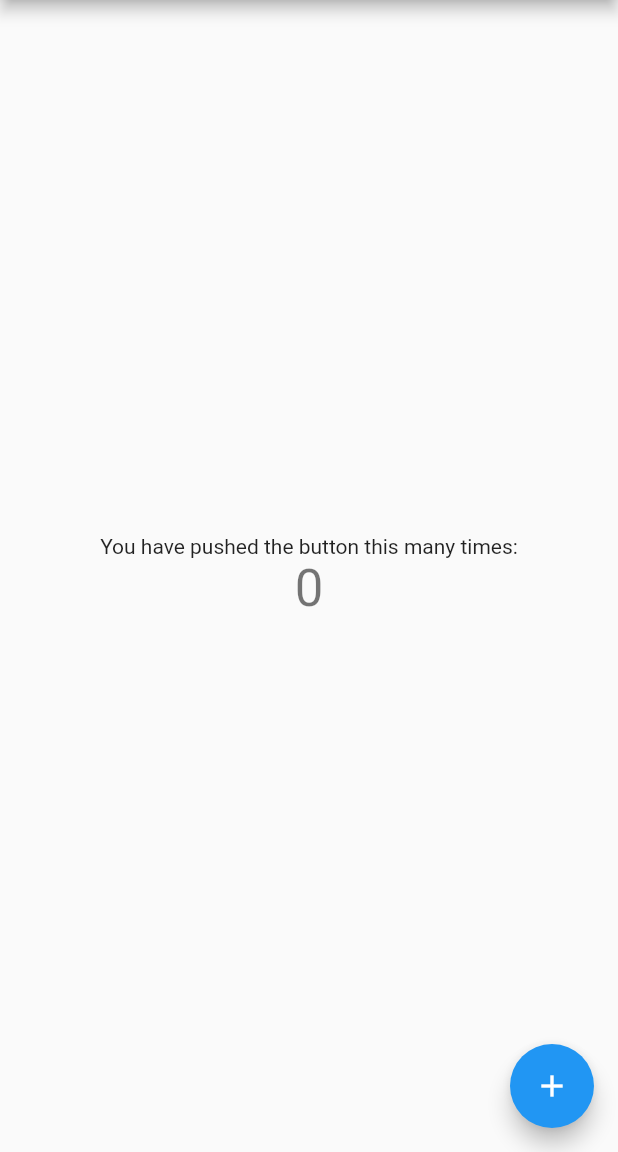
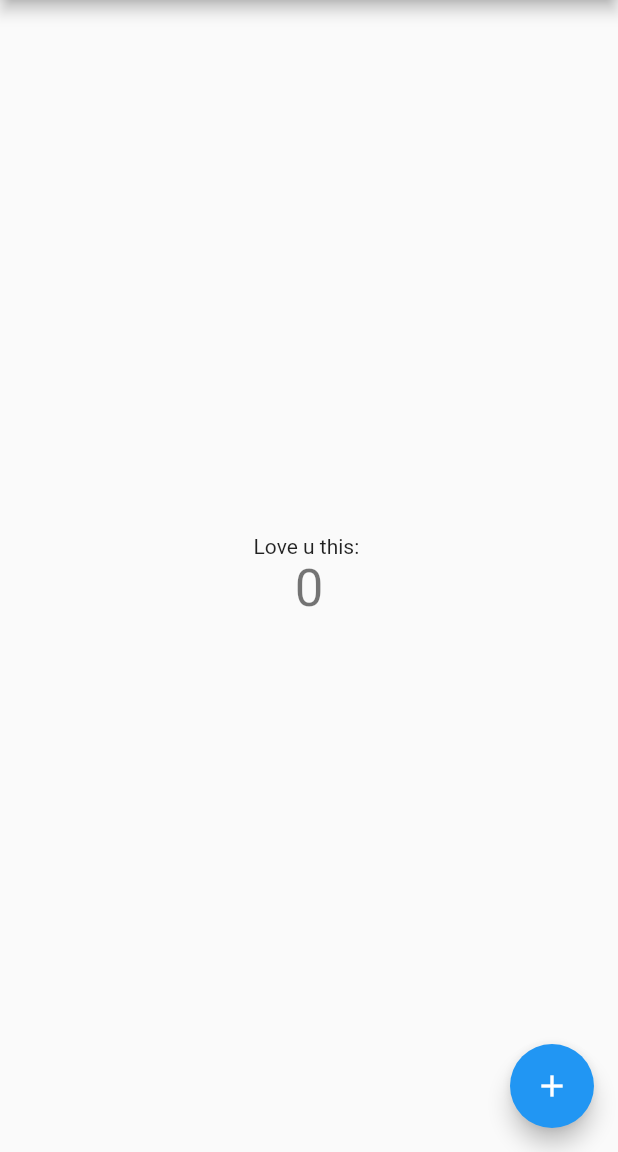
Before and after one commit to visnuAntequera/PrimeraPrueba, a Flutter app: the screen it shows after launch, on a phone screen of 412 x 824 dp, the part 84-1236 px from its top. Run offline on Flutter 3.47's test engine with Material 2 defaults, Android fonts, the phone set to English and light mode, and no system bars.

```diff
--- a/lib/main.dart
+++ b/lib/main.dart
@@ -96,7 +96,7 @@ class _MyHomePageState extends State<MyHomePage> {
           mainAxisAlignment: MainAxisAlignment.center,
           children: <Widget>[
             const Text(
-              'You have pushed the button this many times:',
+              'Love u this: ',
             ),
             Text(
               '$_counter',
```
